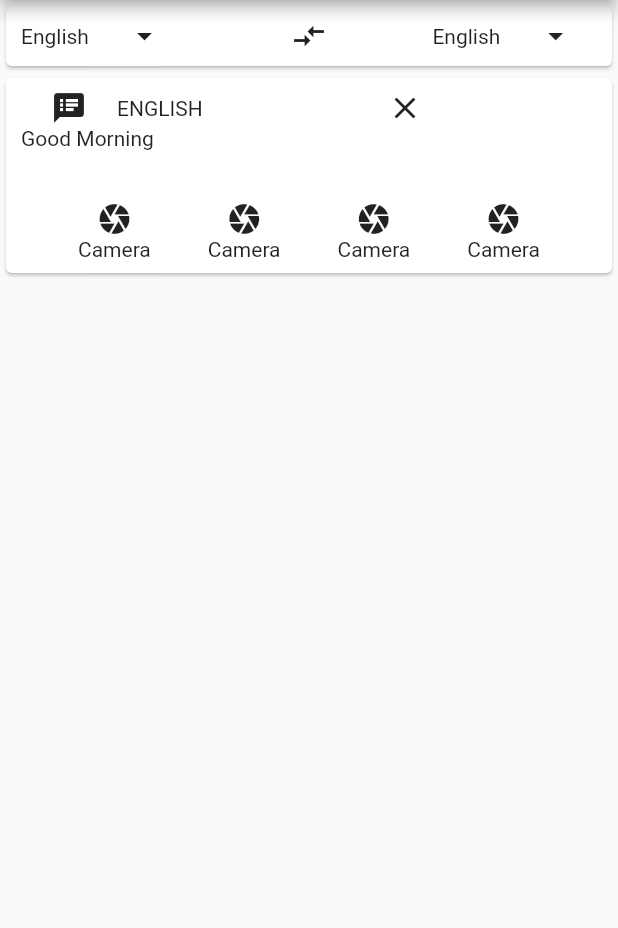
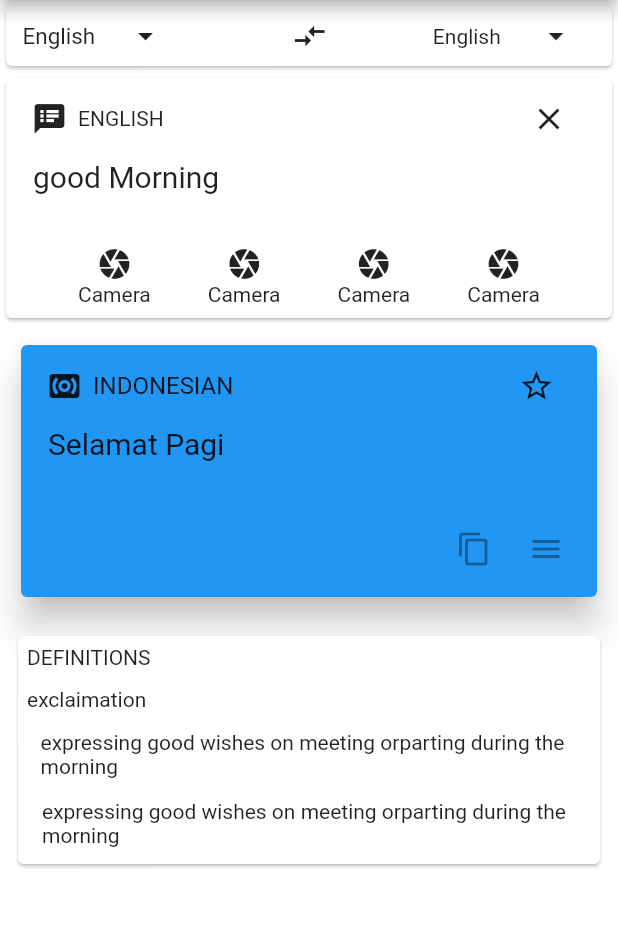
Before and after one commit to Flutter-Kapil/day3GoogleTranslate, a Flutter app: the screen it shows after launch, on a phone screen of 412 x 824 dp, the part 84-1012 px from its top. Run offline on Flutter 3.47's test engine with Material 2 defaults, Android fonts, the phone set to English and light mode, and no system bars.

Commit message:
Almost done

```diff
--- a/lib/main.dart
+++ b/lib/main.dart
@@ -10,6 +10,7 @@ class MyApp extends StatelessWidget {
   @override
   Widget build(BuildContext context) {
     return Scaffold(
+      backgroundColor: Colors.white70,
       appBar: AppBar(
         title: Text("Google Translate"),
         leading: IconButton(
@@ -21,12 +22,15 @@ class MyApp extends StatelessWidget {
         children: <Widget>[
           Card(
             child: Padding(
-              padding: const EdgeInsets.fromLTRB(10.0, 8.0, 10.0, 8.0),
+              padding: const EdgeInsets.fromLTRB(11.0, 8.0, 10.0, 8.0),
               child: Row(
                 children: <Widget>[
                   Expanded(
                     flex: 1,
-                    child: Text('English'),
+                    child: Text(
+                      'English',
+                      style: TextStyle(fontSize: 15),
+                    ),
                   ),
                   Expanded(
                     flex: 1,
@@ -52,28 +56,41 @@ class MyApp extends StatelessWidget {
             child: Padding(
               padding: const EdgeInsets.fromLTRB(10.0, 8.0, 10.0, 8.0),
               child: Column(
+                crossAxisAlignment: CrossAxisAlignment.stretch,
                 children: <Widget>[
                   Row(
                     mainAxisAlignment: MainAxisAlignment.end,
                     children: <Widget>[
                       Expanded(
-                        flex: 1,
-                        child: Icon(Icons.speaker_notes),
+                        flex: 5,
+                        child: Container(
+                          child: Row(
+                            children: <Widget>[
+                              Padding(
+                                padding: const EdgeInsets.all(7.0),
+                                child: Icon(Icons.speaker_notes),
+                              ),
+                              Text('ENGLISH'),
+                            ],
+                          ),
+                        ),
                       ),
                       Expanded(
                         flex: 1,
-                        child: Text('ENGLISH'),
-                      ),
-                      Expanded(
-                        flex: 4,
-                        child: Icon(Icons.close),
+                        child: Container(child: Icon(Icons.close)),
                       ),
                     ],
                   ),
-                  Container(
-                    height: 50,
-                    alignment: Alignment.topLeft,
-                    child: Text('Good Morning'),
+                  Padding(
+                    padding: const EdgeInsets.all(8.0),
+                    child: Container(
+                      height: 50,
+                      alignment: Alignment.topLeft,
+                      child: Text(
+                        'good Morning',
+                        style: TextStyle(fontSize: 20),
+                      ),
+                    ),
                   ),
                   Row(
                     mainAxisAlignment: MainAxisAlignment.spaceEvenly,
@@ -96,6 +113,101 @@ class MyApp extends StatelessWidget {
                 ],
               ),
             ),
+          ),
+          Padding(
+            padding: const EdgeInsets.all(10.0),
+            child: Card(
+              color: Colors.blue,
+              elevation: 10.0,
+              child: Padding(
+                padding: const EdgeInsets.fromLTRB(10.0, 8.0, 10.0, 8.0),
+                child: Column(
+                  crossAxisAlignment: CrossAxisAlignment.stretch,
+                  children: <Widget>[
+                    Row(
+                      mainAxisAlignment: MainAxisAlignment.end,
+                      children: <Widget>[
+                        Expanded(
+                          flex: 5,
+                          child: Container(
+                            child: Row(
+                              children: <Widget>[
+                                Padding(
+                                  padding: const EdgeInsets.all(7.0),
+                                  child: Icon(Icons.surround_sound),
+                                ),
+                                Text(
+                                  'INDONESIAN',
+                                  style: TextStyle(fontSize: 16),
+                                ),
+                              ],
+                            ),
+                          ),
+                        ),
+                        Expanded(
+                          flex: 1,
+                          child: Container(child: Icon(Icons.star_border)),
+                        ),
+                      ],
+                    ),
+                    Padding(
+                      padding: const EdgeInsets.all(8.0),
+                      child: Container(
+                        height: 50,
+                        alignment: Alignment.topLeft,
+                        child: Text(
+                          'Selamat Pagi',
+                          style: TextStyle(fontSize: 20),
+                        ),
+                      ),
+                    ),
+                    Row(
+                      mainAxisAlignment: MainAxisAlignment.end,
+                      children: <Widget>[
+                        IconButton(
+                          icon: Icon(Icons.content_copy),
+                        ),
+                        IconButton(icon: Icon(Icons.menu)),
+                      ],
+                    )
+                  ],
+                ),
+              ),
+            ),
+          ),
+          Padding(
+            padding: const EdgeInsets.all(8.0),
+            child: Card(
+              color: Colors.white,
+              child: Column(
+                children: <Widget>[
+                  Container(
+                    margin: EdgeInsets.all(6.0),
+                    alignment: Alignment.topLeft,
+                    child: Text('DEFINITIONS'),
+                  ),
+                  Container(
+                    margin: EdgeInsets.all(6.0),
+                    alignment: Alignment.topLeft,
+                    child: Text('exclaimation'),
+                  ),
+                  Container(
+                    padding: EdgeInsets.fromLTRB(10.0, 2.0, 10.0, 3.0),
+                    margin: EdgeInsets.all(5.0),
+                    alignment: Alignment.center,
+                    child: Text('expressing good wishes on meeting or'
+                        'parting during the morning'),
+                  ),
+                  Container(
+                    padding: EdgeInsets.fromLTRB(10.0, 0.0, 10.0, 5.0),
+                    margin: EdgeInsets.all(6.0),
+                    alignment: Alignment.center,
+                    child: Text('expressing good wishes on meeting or'
+                        'parting during the morning'),
+                  ),
+                ],
+              ),
+            ),
           )
         ],
       ),
```
